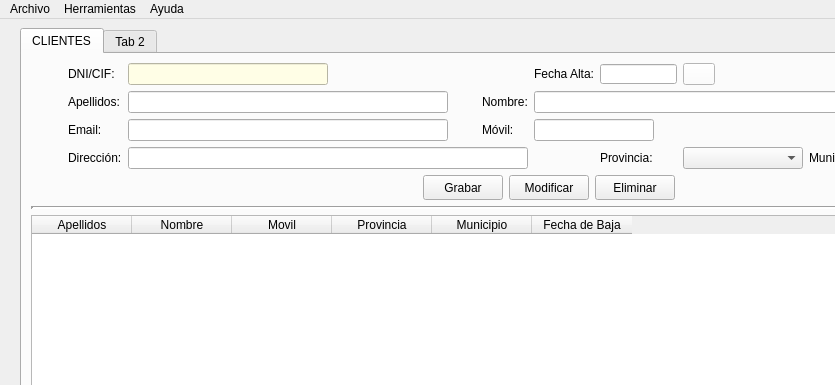
First picture: the form in templates/venPrincipal.ui, repository EvanSilva/ProyectoDI-2, before the edit; both pictures show x 0 to 835 and y 0 to 385 of the 1097 by 812 pixel window.
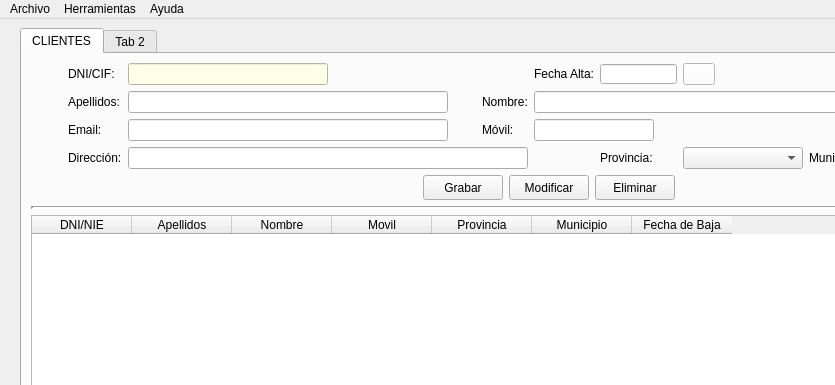
Second picture: the form after the edit. Icons and pictures are not drawn.

```diff
--- a/templates/venPrincipal.ui
+++ b/templates/venPrincipal.ui
@@ -660,6 +660,11 @@
           <attribute name="verticalHeaderVisible">
            <bool>false</bool>
           </attribute>
+          <column>
+           <property name="text">
+            <string>DNI/NIE</string>
+           </property>
+          </column>
           <column>
            <property name="text">
             <string>Apellidos</string>
```
